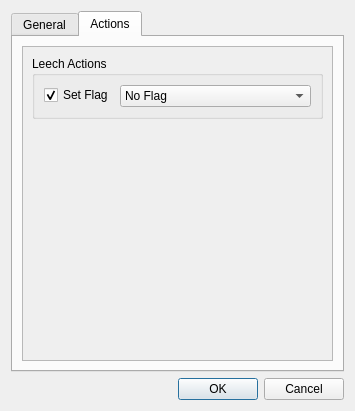
Before: the Qt Designer form res/ui/options_dialog.ui in iamjustkoi/LeechToolkit, drawn with Qt 5.
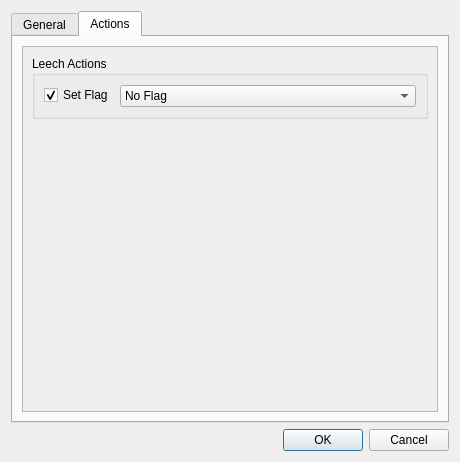
After: the same form once the commit is applied. The open tabs and pages were chosen to show the change.

The edit to the form file:
```diff
--- a/res/ui/options_dialog.ui
+++ b/res/ui/options_dialog.ui
@@ -9,8 +9,8 @@
    <rect>
     <x>0</x>
     <y>0</y>
-    <width>355</width>
-    <height>411</height>
+    <width>460</width>
+    <height>462</height>
    </rect>
   </property>
   <property name="windowTitle">
@@ -332,8 +332,8 @@
            <rect>
             <x>0</x>
             <y>0</y>
-            <width>311</width>
-            <height>318</height>
+            <width>416</width>
+            <height>369</height>
            </rect>
           </property>
           <layout class="QVBoxLayout" name="verticalLayout_6">
```
Left out of the diff: 4 changed lines with no effect on the pictures.
